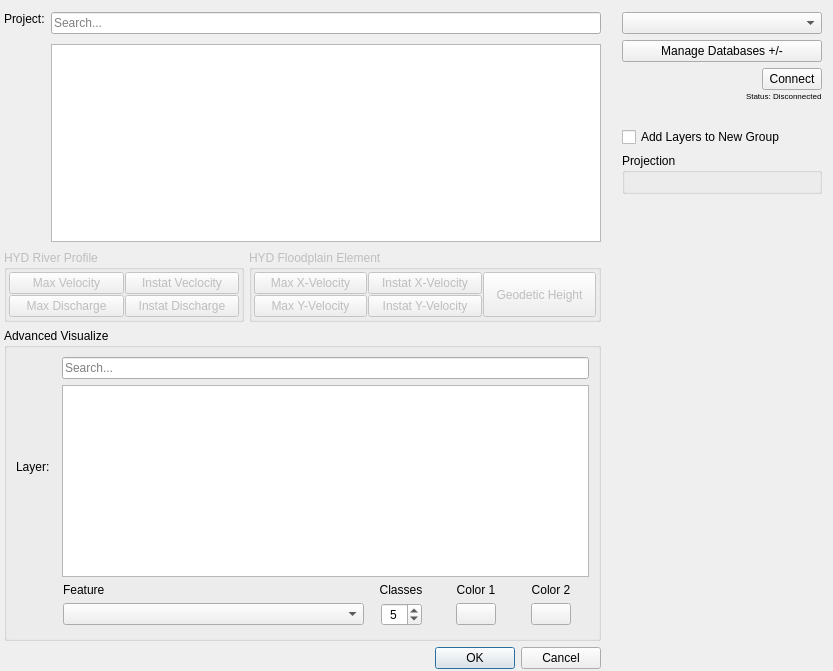
This is ui/ui_quick_visualize.ui in dabachma/promaides_gis_tools as Qt 5 draws it before an edit. The edited form follows.
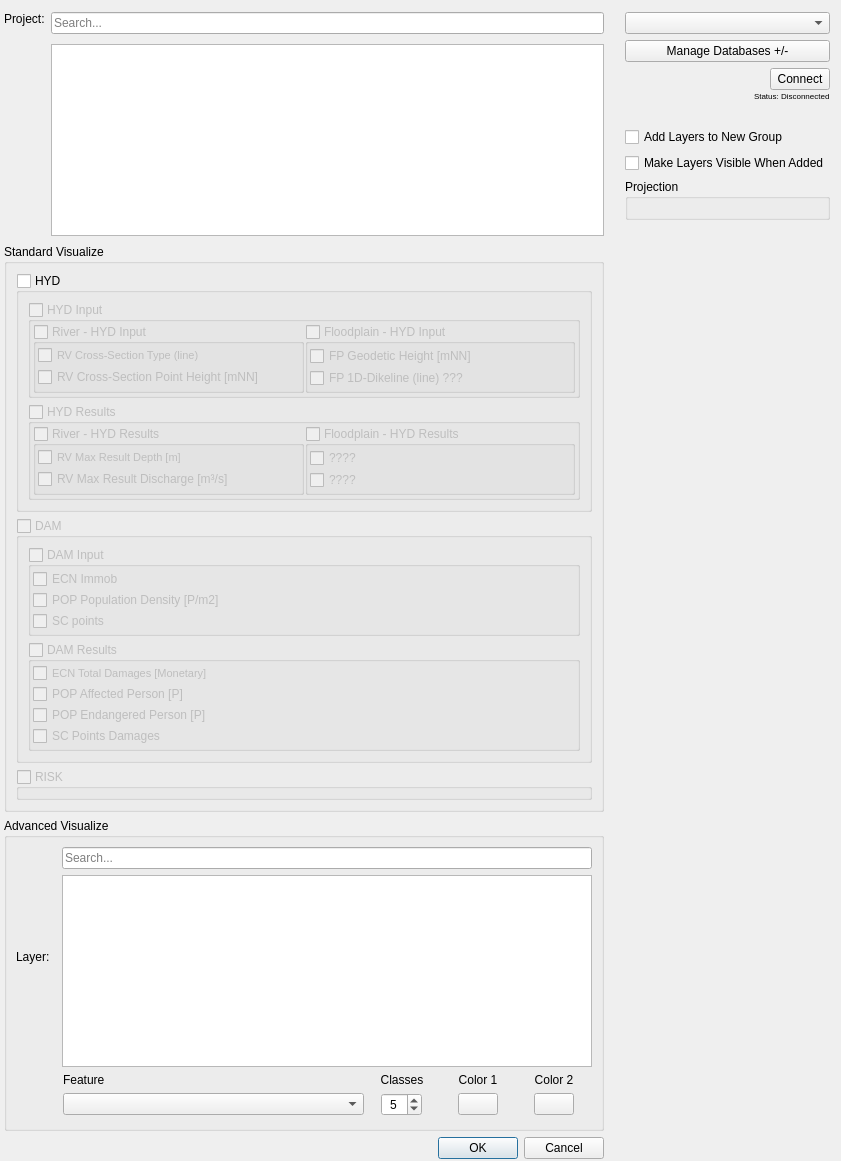
This is the edited form. Icons and pictures are not drawn. Custom widgets are drawn as their Qt base class.

Commit message: Added DAM and Risk to Quick Viz / still has many bugs

```diff
--- a/ui/ui_quick_visualize.ui
+++ b/ui/ui_quick_visualize.ui
@@ -12,8 +12,8 @@
    <rect>
     <x>0</x>
     <y>0</y>
-    <width>832</width>
-    <height>400</height>
+    <width>855</width>
+    <height>647</height>
    </rect>
   </property>
   <property name="sizePolicy">
@@ -65,312 +65,8 @@
    <property name="spacing">
     <number>6</number>
    </property>
-   <item row="19" column="0">
-    <widget class="QDialogButtonBox" name="button_box">
-     <property name="orientation">
-      <enum>Qt::Horizontal</enum>
-     </property>
-     <property name="standardButtons">
-      <set>QDialogButtonBox::Cancel|QDialogButtonBox::Ok</set>
-     </property>
-    </widget>
-   </item>
-   <item row="1" column="0">
-    <layout class="QHBoxLayout" name="horizontalLayout_2">
-     <property name="topMargin">
-      <number>10</number>
-     </property>
-     <property name="bottomMargin">
-      <number>2</number>
-     </property>
-     <item alignment="Qt::AlignTop">
-      <widget class="QLabel" name="project_label">
-       <property name="enabled">
-        <bool>true</bool>
-       </property>
-       <property name="minimumSize">
-        <size>
-         <width>40</width>
-         <height>15</height>
-        </size>
-       </property>
-       <property name="maximumSize">
-        <size>
-         <width>60</width>
-         <height>20</height>
-        </size>
-       </property>
-       <property name="toolTip">
-        <string/>
-       </property>
-       <property name="frameShape">
-        <enum>QFrame::NoFrame</enum>
-       </property>
-       <property name="text">
-        <string>Project:</string>
-       </property>
-       <property name="alignment">
-        <set>Qt::AlignLeading|Qt::AlignLeft|Qt::AlignTop</set>
-       </property>
-      </widget>
-     </item>
-     <item>
-      <layout class="QVBoxLayout" name="verticalLayout_2">
-       <property name="spacing">
-        <number>10</number>
-       </property>
-       <property name="sizeConstraint">
-        <enum>QLayout::SetDefaultConstraint</enum>
-       </property>
-       <property name="topMargin">
-        <number>0</number>
-       </property>
-       <item>
-        <widget class="QLineEdit" name="EditText_Search_Projects">
-         <property name="sizePolicy">
-          <sizepolicy hsizetype="Expanding" vsizetype="Fixed">
-           <horstretch>0</horstretch>
-           <verstretch>0</verstretch>
-          </sizepolicy>
-         </property>
-         <property name="toolTip">
-          <string>Search for project by their name</string>
-         </property>
-         <property name="placeholderText">
-          <string>Search...</string>
-         </property>
-        </widget>
-       </item>
-       <item>
-        <widget class="QListWidget" name="listView_Projects">
-         <property name="sizePolicy">
-          <sizepolicy hsizetype="Expanding" vsizetype="Minimum">
-           <horstretch>0</horstretch>
-           <verstretch>0</verstretch>
-          </sizepolicy>
-         </property>
-         <property name="minimumSize">
-          <size>
-           <width>550</width>
-           <height>100</height>
-          </size>
-         </property>
-         <property name="maximumSize">
-          <size>
-           <width>16777215</width>
-           <height>999999</height>
-          </size>
-         </property>
-         <property name="toolTip">
-          <string>Display results of project name search</string>
-         </property>
-         <property name="styleSheet">
-          <string notr="true">QListWidget::item:selected:!active {
-     foreground: #FFFFFF;
-    background: #0f81dc;
-}</string>
-         </property>
-         <property name="selectionBehavior">
-          <enum>QAbstractItemView::SelectRows</enum>
-         </property>
-         <property name="verticalScrollMode">
-          <enum>QAbstractItemView::ScrollPerPixel</enum>
-         </property>
-         <property name="horizontalScrollMode">
-          <enum>QAbstractItemView::ScrollPerPixel</enum>
-         </property>
-        </widget>
-       </item>
-      </layout>
-     </item>
-    </layout>
-   </item>
-   <item row="2" column="0">
-    <layout class="QHBoxLayout" name="hl_simple_option">
-     <property name="spacing">
-      <number>5</number>
-     </property>
-     <property name="topMargin">
-      <number>0</number>
-     </property>
-     <item>
-      <widget class="QGroupBox" name="group_river">
-       <property name="enabled">
-        <bool>false</bool>
-       </property>
-       <property name="sizePolicy">
-        <sizepolicy hsizetype="Minimum" vsizetype="Preferred">
-         <horstretch>0</horstretch>
-         <verstretch>0</verstretch>
-        </sizepolicy>
-       </property>
-       <property name="minimumSize">
-        <size>
-         <width>240</width>
-         <height>0</height>
-        </size>
-       </property>
-       <property name="title">
-        <string>HYD River Profile</string>
-       </property>
-       <property name="flat">
-        <bool>false</bool>
-       </property>
-       <property name="checkable">
-        <bool>false</bool>
-       </property>
-       <layout class="QGridLayout" name="gridLayout_4">
-        <property name="leftMargin">
-         <number>2</number>
-        </property>
-        <property name="topMargin">
-         <number>2</number>
-        </property>
-        <property name="rightMargin">
-         <number>2</number>
-        </property>
-        <property name="bottomMargin">
-         <number>2</number>
-        </property>
-        <property name="spacing">
-         <number>1</number>
-        </property>
-        <item row="0" column="0">
-         <widget class="QPushButton" name="bt_river_max_1">
-          <property name="text">
-           <string>Max Velocity</string>
-          </property>
-          <property name="checkable">
-           <bool>true</bool>
-          </property>
-         </widget>
-        </item>
-        <item row="0" column="1">
-         <widget class="QPushButton" name="bt_river_instat_1">
-          <property name="text">
-           <string>Instat Veclocity</string>
-          </property>
-          <property name="checkable">
-           <bool>true</bool>
-          </property>
-         </widget>
-        </item>
-        <item row="1" column="0">
-         <widget class="QPushButton" name="bt_river_max_2">
-          <property name="text">
-           <string>Max Discharge</string>
-          </property>
-          <property name="checkable">
-           <bool>true</bool>
-          </property>
-         </widget>
-        </item>
-        <item row="1" column="1">
-         <widget class="QPushButton" name="bt_river_instat_2">
-          <property name="text">
-           <string>Instat Discharge</string>
-          </property>
-          <property name="checkable">
-           <bool>true</bool>
-          </property>
-         </widget>
-        </item>
-       </layout>
-      </widget>
-     </item>
-     <item>
-      <widget class="QGroupBox" name="group_floodplain">
-       <property name="enabled">
-        <bool>false</bool>
-       </property>
-       <property name="sizePolicy">
-        <sizepolicy hsizetype="Expanding" vsizetype="Preferred">
-         <horstretch>0</horstretch>
-         <verstretch>0</verstretch>
-        </sizepolicy>
-       </property>
-       <property name="title">
-        <string>HYD Floodplain Element</string>
-       </property>
-       <layout class="QGridLayout" name="gridLayout_5">
-        <property name="leftMargin">
-         <number>2</number>
-        </property>
-        <property name="topMargin">
-         <number>2</number>
-        </property>
-        <property name="rightMargin">
-         <number>2</number>
-        </property>
-        <property name="bottomMargin">
-         <number>2</number>
-        </property>
-        <property name="spacing">
-         <number>1</number>
-        </property>
-        <item row="0" column="0">
-         <widget class="QPushButton" name="bt_floodplain_max_x">
-          <property name="text">
-           <string>Max X-Velocity</string>
-          </property>
-          <property name="checkable">
-           <bool>true</bool>
-          </property>
-         </widget>
-        </item>
-        <item row="1" column="1">
-         <widget class="QPushButton" name="bt_floodplain_instat_y">
-          <property name="text">
-           <string>Instat Y-Velocity</string>
-          </property>
-          <property name="checkable">
-           <bool>true</bool>
-          </property>
-         </widget>
-        </item>
-        <item row="0" column="1">
-         <widget class="QPushButton" name="bt_floodplain_instat_x">
-          <property name="text">
-           <string>Instat X-Velocity</string>
-          </property>
-          <property name="checkable">
-           <bool>true</bool>
-          </property>
-         </widget>
-        </item>
-        <item row="1" column="0">
-         <widget class="QPushButton" name="bt_floodplain_max_y">
-          <property name="text">
-           <string>Max Y-Velocity</string>
-          </property>
-          <property name="checkable">
-           <bool>true</bool>
-          </property>
-         </widget>
-        </item>
-        <item row="0" column="2" rowspan="2">
-         <widget class="QPushButton" name="bt_floodplain_goedetic">
-          <property name="sizePolicy">
-           <sizepolicy hsizetype="Minimum" vsizetype="MinimumExpanding">
-            <horstretch>0</horstretch>
-            <verstretch>0</verstretch>
-           </sizepolicy>
-          </property>
-          <property name="text">
-           <string>Geodetic Height</string>
-          </property>
-          <property name="checkable">
-           <bool>true</bool>
-          </property>
-         </widget>
-        </item>
-       </layout>
-      </widget>
-     </item>
-    </layout>
-   </item>
-   <item row="1" column="1">
-    <layout class="QVBoxLayout" name="verticalLayout">
+   <item row="2" column="1">
+    <layout class="QVBoxLayout" name="RightToolbar">
      <property name="sizeConstraint">
       <enum>QLayout::SetDefaultConstraint</enum>
      </property>
@@ -499,6 +195,13 @@
        </property>
       </widget>
      </item>
+     <item>
+      <widget class="QCheckBox" name="cb_layervisible">
+       <property name="text">
+        <string>Make Layers Visible When Added</string>
+       </property>
+      </widget>
+     </item>
      <item>
       <widget class="QgsCollapsibleGroupBox" name="mGroupBox">
        <property name="title">
@@ -521,8 +224,52 @@
        </layout>
       </widget>
      </item>
+     <item alignment="Qt::AlignHCenter">
+      <widget class="QPushButton" name="HelpButton">
+       <property name="sizePolicy">
+        <sizepolicy hsizetype="Expanding" vsizetype="Fixed">
+         <horstretch>0</horstretch>
+         <verstretch>0</verstretch>
+        </sizepolicy>
+       </property>
+       <property name="maximumSize">
+        <size>
+         <width>80</width>
+         <height>50</height>
+        </size>
+       </property>
+       <property name="layoutDirection">
+        <enum>Qt::LeftToRight</enum>
+       </property>
+       <property name="styleSheet">
+        <string notr="true">QPushButton {
+    color: #333;
+    border: 0px solid #555;
+    border-radius: 0px;
+    border-style: outset;
+    background: transparent;
+    padding: 5px;
+    }
+
+</string>
+       </property>
+       <property name="text">
+        <string/>
+       </property>
+       <property name="icon">
+        <iconset>
+         <normaloff>../icons/HelpButton.png</normaloff>../icons/HelpButton.png</iconset>
+       </property>
+       <property name="iconSize">
+        <size>
+         <width>25</width>
+         <height>25</height>
+        </size>
+       </property>
+      </widget>
+     </item>
      <item>
-      <spacer name="verticalSpacer_2">
+      <spacer name="verticalSpacer_3">
        <property name="orientation">
         <enum>Qt::Vertical</enum>
        </property>
@@ -536,8 +283,676 @@
      </item>
     </layout>
    </item>
-   <item row="5" column="0">
+   <item row="2" column="0">
+    <layout class="QVBoxLayout" name="LeftOptionsLayout">
+     <property name="bottomMargin">
+      <number>0</number>
+     </property>
+     <item>
+      <layout class="QHBoxLayout" name="ProjectSearchLayout">
+       <property name="topMargin">
+        <number>10</number>
+       </property>
+       <property name="bottomMargin">
+        <number>2</number>
+       </property>
+       <item alignment="Qt::AlignTop">
+        <widget class="QLabel" name="project_label">
+         <property name="enabled">
+          <bool>true</bool>
+         </property>
+         <property name="minimumSize">
+          <size>
+           <width>40</width>
+           <height>15</height>
+          </size>
+         </property>
+         <property name="maximumSize">
+          <size>
+           <width>60</width>
+           <height>20</height>
+          </size>
+         </property>
+         <property name="toolTip">
+          <string/>
+         </property>
+         <property name="frameShape">
+          <enum>QFrame::NoFrame</enum>
+         </property>
+         <property name="text">
+          <string>Project:</string>
+         </property>
+         <property name="alignment">
+          <set>Qt::AlignLeading|Qt::AlignLeft|Qt::AlignTop</set>
+         </property>
+        </widget>
+       </item>
+       <item>
+        <layout class="QVBoxLayout" name="verticalLayout_2">
+         <property name="spacing">
+          <number>10</number>
+         </property>
+         <property name="sizeConstraint">
+          <enum>QLayout::SetDefaultConstraint</enum>
+         </property>
+         <property name="topMargin">
+          <number>0</number>
+         </property>
+         <item>
+          <widget class="QLineEdit" name="EditText_Search_Projects">
+           <property name="sizePolicy">
+            <sizepolicy hsizetype="Expanding" vsizetype="Fixed">
+             <horstretch>0</horstretch>
+             <verstretch>0</verstretch>
+            </sizepolicy>
+           </property>
+           <property name="toolTip">
+            <string>Search for project by their name</string>
+           </property>
+           <property name="placeholderText">
+            <string>Search...</string>
+           </property>
+          </widget>
+         </item>
+         <item>
+          <widget class="QListWidget" name="listView_Projects">
+           <property name="sizePolicy">
+            <sizepolicy hsizetype="Expanding" vsizetype="Minimum">
+             <horstretch>0</horstretch>
+             <verstretch>0</verstretch>
+            </sizepolicy>
+           </property>
+           <property name="minimumSize">
+            <size>
+             <width>500</width>
+             <height>100</height>
+            </size>
+           </property>
+           <property name="maximumSize">
+            <size>
+             <width>16777215</width>
+             <height>999999</height>
+            </size>
+           </property>
+           <property name="toolTip">
+            <string>Display results of project name search</string>
+           </property>
+           <property name="styleSheet">
+            <string notr="true">QListWidget::item:selected:!active {
+     foreground: #FFFFFF;
+    background: #0f81dc;
+}</string>
+           </property>
+           <property name="selectionBehavior">
+            <enum>QAbstractItemView::SelectRows</enum>
+           </property>
+           <property name="verticalScrollMode">
+            <enum>QAbstractItemView::ScrollPerPixel</enum>
+           </property>
+           <property name="horizontalScrollMode">
+            <enum>QAbstractItemView::ScrollPerPixel</enum>
+           </property>
+          </widget>
+         </item>
+        </layout>
+       </item>
+      </layout>
+     </item>
+     <item>
+      <widget class="QgsCollapsibleGroupBox" name="groupbox_StandardViz">
+       <property name="enabled">
+        <bool>true</bool>
+       </property>
+       <property name="minimumSize">
+        <size>
+         <width>600</width>
+         <height>0</height>
+        </size>
+       </property>
+       <property name="title">
+        <string>Standard Visualize</string>
+       </property>
+       <property name="collapsed">
+        <bool>false</bool>
+       </property>
+       <property name="saveCollapsedState">
+        <bool>false</bool>
+       </property>
+       <layout class="QGridLayout" name="gridLayout_7">
+        <item row="2" column="0">
+         <widget class="QgsCollapsibleGroupBox" name="RISK_Standard_Group">
+          <property name="enabled">
+           <bool>false</bool>
+          </property>
+          <property name="title">
+           <string>RISK</string>
+          </property>
+          <property name="checkable">
+           <bool>true</bool>
+          </property>
+          <property name="checked">
+           <bool>false</bool>
+          </property>
+          <property name="collapsed">
+           <bool>true</bool>
+          </property>
+          <property name="saveCollapsedState">
+           <bool>false</bool>
+          </property>
+         </widget>
+        </item>
+        <item row="1" column="0">
+         <widget class="QgsCollapsibleGroupBox" name="DAM_Standard_Group">
+          <property name="enabled">
+           <bool>false</bool>
+          </property>
+          <property name="title">
+           <string>DAM</string>
+          </property>
+          <property name="checkable">
+           <bool>true</bool>
+          </property>
+          <property name="checked">
+           <bool>false</bool>
+          </property>
+          <property name="collapsed">
+           <bool>true</bool>
+          </property>
+          <property name="saveCollapsedState">
+           <bool>false</bool>
+          </property>
+          <layout class="QVBoxLayout" name="verticalLayout_13">
+           <item>
+            <widget class="QGroupBox" name="DAM_INPUT">
+             <property name="enabled">
+              <bool>false</bool>
+             </property>
+             <property name="sizePolicy">
+              <sizepolicy hsizetype="Expanding" vsizetype="Preferred">
+               <horstretch>0</horstretch>
+               <verstretch>0</verstretch>
+              </sizepolicy>
+             </property>
+             <property name="title">
+              <string>DAM Input</string>
+             </property>
+             <property name="checkable">
+              <bool>true</bool>
+             </property>
+             <property name="checked">
+              <bool>false</bool>
+             </property>
+             <layout class="QVBoxLayout" name="verticalLayout_14">
+              <property name="spacing">
+               <number>1</number>
+              </property>
+              <property name="leftMargin">
+               <number>2</number>
+              </property>
+              <property name="topMargin">
+               <number>2</number>
+              </property>
+              <property name="rightMargin">
+               <number>2</number>
+              </property>
+              <property name="bottomMargin">
+               <number>2</number>
+              </property>
+              <item>
+               <widget class="QCheckBox" name="cb_dam_ecn_imm">
+                <property name="text">
+                 <string>ECN Immob</string>
+                </property>
+                <property name="tristate">
+                 <bool>false</bool>
+                </property>
+               </widget>
+              </item>
+              <item>
+               <widget class="QCheckBox" name="cb_dam_in_pop">
+                <property name="text">
+                 <string>POP Population Density [P/m2]</string>
+                </property>
+                <property name="tristate">
+                 <bool>false</bool>
+                </property>
+               </widget>
+              </item>
+              <item>
+               <widget class="QCheckBox" name="cb_dam_scpoints">
+                <property name="text">
+                 <string>SC points</string>
+                </property>
+               </widget>
+              </item>
+             </layout>
+            </widget>
+           </item>
+           <item>
+            <widget class="QGroupBox" name="Dam_RESULTS">
+             <property name="enabled">
+              <bool>false</bool>
+             </property>
+             <property name="sizePolicy">
+              <sizepolicy hsizetype="Expanding" vsizetype="Preferred">
+               <horstretch>0</horstretch>
+               <verstretch>0</verstretch>
+              </sizepolicy>
+             </property>
+             <property name="title">
+              <string>DAM Results</string>
+             </property>
+             <property name="checkable">
+              <bool>true</bool>
+             </property>
+             <property name="checked">
+              <bool>false</bool>
+             </property>
+             <layout class="QGridLayout" name="gridLayout_10">
+              <property name="leftMargin">
+               <number>2</number>
+              </property>
+              <property name="topMargin">
+               <number>2</number>
+              </property>
+              <property name="rightMargin">
+               <number>2</number>
+              </property>
+              <property name="bottomMargin">
+               <number>2</number>
+              </property>
+              <property name="spacing">
+               <number>1</number>
+              </property>
+              <item row="0" column="0">
+               <widget class="QCheckBox" name="cb_dam_ecn_total">
+                <property name="font">
+                 <font>
+                  <pointsize>8</pointsize>
+                 </font>
+                </property>
+                <property name="text">
+                 <string>ECN Total Damages [Monetary]</string>
+                </property>
+                <property name="tristate">
+                 <bool>false</bool>
+                </property>
+               </widget>
+              </item>
+              <item row="3" column="0">
+               <widget class="QCheckBox" name="cb_dam_sc_points_damages">
+                <property name="text">
+                 <string>SC Points Damages</string>
+                </property>
+               </widget>
+              </item>
+              <item row="1" column="0">
+               <widget class="QCheckBox" name="cb_dam_pop_affected">
+                <property name="text">
+                 <string>POP Affected Person [P]</string>
+                </property>
+               </widget>
+              </item>
+              <item row="2" column="0">
+               <widget class="QCheckBox" name="cb_dam_pop_endangered">
+                <property name="text">
+                 <string>POP Endangered Person [P]</string>
+                </property>
+               </widget>
+              </item>
+             </layout>
+            </widget>
+           </item>
+          </layout>
+         </widget>
+        </item>
+        <item row="0" column="0">
+         <widget class="QgsCollapsibleGroupBox" name="HYD_Standard_Group">
+          <property name="enabled">
+           <bool>true</bool>
+          </property>
+          <property name="title">
+           <string>HYD</string>
+          </property>
+          <property name="checkable">
+           <bool>true</bool>
+          </property>
+          <property name="checked">
+           <bool>false</bool>
+          </property>
+          <property name="collapsed">
+           <bool>false</bool>
+          </property>
+          <property name="saveCollapsedState">
+           <bool>false</bool>
+          </property>
+          <layout class="QVBoxLayout" name="verticalLayout">
+           <item>
+            <widget class="QGroupBox" name="HYD_INPUT">
+             <property name="enabled">
+              <bool>true</bool>
+             </property>
+             <property name="sizePolicy">
+              <sizepolicy hsizetype="Expanding" vsizetype="Preferred">
+               <horstretch>0</horstretch>
+               <verstretch>0</verstretch>
+              </sizepolicy>
+             </property>
+             <property name="title">
+              <string>HYD Input</string>
+             </property>
+             <property name="checkable">
+              <bool>true</bool>
+             </property>
+             <property name="checked">
+              <bool>false</bool>
+             </property>
+             <layout class="QGridLayout" name="gridLayout_5">
+              <property name="leftMargin">
+               <number>2</number>
+              </property>
+              <property name="topMargin">
+               <number>2</number>
+              </property>
+              <property name="rightMargin">
+               <number>2</number>
+              </property>
+              <property name="bottomMargin">
+               <number>2</number>
+              </property>
+              <property name="spacing">
+               <number>1</number>
+              </property>
+              <item row="0" column="0">
+               <widget class="QGroupBox" name="HYD_IN_RV">
+                <property name="enabled">
+                 <bool>true</bool>
+                </property>
+                <property name="styleSheet">
+                 <string notr="true"/>
+                </property>
+                <property name="title">
+                 <string>River - HYD Input</string>
+                </property>
+                <property name="checkable">
+                 <bool>true</bool>
+                </property>
+                <property name="checked">
+                 <bool>false</bool>
+                </property>
+                <layout class="QVBoxLayout" name="verticalLayout_5">
+                 <property name="spacing">
+                  <number>2</number>
+                 </property>
+                 <property name="leftMargin">
+                  <number>2</number>
+                 </property>
+                 <property name="topMargin">
+                  <number>2</number>
+                 </property>
+                 <property name="rightMargin">
+                  <number>2</number>
+                 </property>
+                 <property name="bottomMargin">
+                  <number>2</number>
+                 </property>
+                 <item>
+                  <widget class="QCheckBox" name="hyd_in_rv_1">
+                   <property name="enabled">
+                    <bool>false</bool>
+                   </property>
+                   <property name="font">
+                    <font>
+                     <pointsize>8</pointsize>
+                    </font>
+                   </property>
+                   <property name="text">
+                    <string>RV Cross-Section Type (line)</string>
+                   </property>
+                   <property name="tristate">
+                    <bool>false</bool>
+                   </property>
+                  </widget>
+                 </item>
+                 <item>
+                  <widget class="QCheckBox" name="hyd_in_rv_2">
+                   <property name="text">
+                    <string>RV Cross-Section Point Height [mNN]</string>
+                   </property>
+                   <property name="tristate">
+                    <bool>false</bool>
+                   </property>
+                  </widget>
+                 </item>
+                </layout>
+               </widget>
+              </item>
+              <item row="0" column="1">
+               <widget class="QGroupBox" name="HYD_IN_FD">
+                <property name="title">
+                 <string>Floodplain - HYD Input</string>
+                </property>
+                <property name="checkable">
+                 <bool>true</bool>
+                </property>
+                <property name="checked">
+                 <bool>false</bool>
+                </property>
+                <layout class="QVBoxLayout" name="verticalLayout_6">
+                 <property name="spacing">
+                  <number>2</number>
+                 </property>
+                 <property name="leftMargin">
+                  <number>2</number>
+                 </property>
+                 <property name="topMargin">
+                  <number>2</number>
+                 </property>
+                 <property name="rightMargin">
+                  <number>2</number>
+                 </property>
+                 <property name="bottomMargin">
+                  <number>2</number>
+                 </property>
+                 <item>
+                  <widget class="QCheckBox" name="hyd_in_fd_1">
+                   <property name="text">
+                    <string>FP Geodetic Height [mNN]</string>
+                   </property>
+                   <property name="tristate">
+                    <bool>false</bool>
+                   </property>
+                  </widget>
+                 </item>
+                 <item>
+                  <widget class="QCheckBox" name="hyd_in_fd_2">
+                   <property name="text">
+                    <string>FP 1D-Dikeline (line) ???</string>
+                   </property>
+                   <property name="tristate">
+                    <bool>false</bool>
+                   </property>
+                  </widget>
+                 </item>
+                </layout>
+               </widget>
+              </item>
+             </layout>
+            </widget>
+           </item>
+           <item>
+            <widget class="QGroupBox" name="HYD_RESULTS">
+             <property name="enabled">
+              <bool>false</bool>
+             </property>
+             <property name="sizePolicy">
+              <sizepolicy hsizetype="Expanding" vsizetype="Preferred">
+               <horstretch>0</horstretch>
+               <verstretch>0</verstretch>
+              </sizepolicy>
+             </property>
+             <property name="title">
+              <string>HYD Results</string>
+             </property>
+             <property name="checkable">
+              <bool>true</bool>
+             </property>
+             <property name="checked">
+              <bool>false</bool>
+             </property>
+             <layout class="QGridLayout" name="gridLayout_8">
+              <property name="leftMargin">
+               <number>2</number>
+              </property>
+              <property name="topMargin">
+               <number>2</number>
+              </property>
+              <property name="rightMargin">
+               <number>2</number>
+              </property>
+              <property name="bottomMargin">
+               <number>2</number>
+              </property>
+              <property name="spacing">
+               <number>1</number>
+              </property>
+              <item row="0" column="0">
+               <widget class="QGroupBox" name="HYD_RE_RV">
+                <property name="enabled">
+                 <bool>false</bool>
+                </property>
+                <property name="styleSheet">
+                 <string notr="true"/>
+                </property>
+                <property name="title">
+                 <string>River - HYD Results</string>
+                </property>
+                <property name="checkable">
+                 <bool>true</bool>
+                </property>
+                <property name="checked">
+                 <bool>false</bool>
+                </property>
+                <layout class="QVBoxLayout" name="verticalLayout_7">
+                 <property name="spacing">
+                  <number>2</number>
+                 </property>
+                 <property name="leftMargin">
+                  <number>2</number>
+                 </property>
+                 <property name="topMargin">
+                  <number>2</number>
+                 </property>
+                 <property name="rightMargin">
+                  <number>2</number>
+                 </property>
+                 <property name="bottomMargin">
+                  <number>2</number>
+                 </property>
+                 <item>
+                  <widget class="QCheckBox" name="hyd_re_rv_1">
+                   <property name="enabled">
+                    <bool>false</bool>
+                   </property>
+                   <property name="font">
+                    <font>
+                     <pointsize>8</pointsize>
+                    </font>
+                   </property>
+                   <property name="text">
+                    <string>RV Max Result Depth [m]</string>
+                   </property>
+                   <property name="tristate">
+                    <bool>false</bool>
+                   </property>
+                  </widget>
+                 </item>
+                 <item>
+                  <widget class="QCheckBox" name="hyd_re_rv_2">
+                   <property name="text">
+                    <string>RV Max Result Discharge [m³/s]</string>
+                   </property>
+                   <property name="tristate">
+                    <bool>false</bool>
+                   </property>
+                  </widget>
+                 </item>
+                </layout>
+               </widget>
+              </item>
+              <item row="0" column="1">
+               <widget class="QGroupBox" name="HYD_RE_FD">
+                <property name="enabled">
+                 <bool>false</bool>
+                </property>
+                <property name="title">
+                 <string>Floodplain - HYD Results</string>
+                </property>
+                <property name="checkable">
+                 <bool>true</bool>
+                </property>
+                <property name="checked">
+                 <bool>false</bool>
+                </property>
+                <layout class="QVBoxLayout" name="verticalLayout_8">
+                 <property name="spacing">
+                  <number>2</number>
+                 </property>
+                 <property name="leftMargin">
+                  <number>2</number>
+                 </property>
+                 <property name="topMargin">
+                  <number>2</number>
+                 </property>
+                 <property name="rightMargin">
+                  <number>2</number>
+                 </property>
+                 <property name="bottomMargin">
+                  <number>2</number>
+                 </property>
+                 <item>
+                  <widget class="QCheckBox" name="hyd_re_fd_1">
+                   <property name="enabled">
+                    <bool>false</bool>
+                   </property>
+                   <property name="text">
+                    <string>????</string>
+                   </property>
+                   <property name="tristate">
+                    <bool>false</bool>
+                   </property>
+                  </widget>
+                 </item>
+                 <item>
+                  <widget class="QCheckBox" name="hyd_re_fd_2">
+                   <property name="enabled">
+                    <bool>false</bool>
+                   </property>
+                   <property name="text">
+                    <string>????</string>
+                   </property>
+                   <property name="tristate">
+                    <bool>false</bool>
+                   </property>
+                  </widget>
+                 </item>
+                </layout>
+               </widget>
+              </item>
+             </layout>
+            </widget>
+           </item>
+          </layout>
+         </widget>
+        </item>
+       </layout>
+      </widget>
+     </item>
+     <item alignment="Qt::AlignTop">
     <widget class="QgsCollapsibleGroupBox" name="groupBox_main">
+       <property name="enabled">
+        <bool>true</bool>
+       </property>
      <property name="minimumSize">
       <size>
        <width>0</width>
@@ -805,47 +1220,15 @@
      </layout>
     </widget>
    </item>
-   <item row="2" column="1" alignment="Qt::AlignHCenter">
-    <widget class="QPushButton" name="HelpButton">
-     <property name="sizePolicy">
-      <sizepolicy hsizetype="Expanding" vsizetype="Fixed">
-       <horstretch>0</horstretch>
-       <verstretch>0</verstretch>
-      </sizepolicy>
+    </layout>
+   </item>
+   <item row="21" column="0">
+    <widget class="QDialogButtonBox" name="button_box">
+     <property name="orientation">
+      <enum>Qt::Horizontal</enum>
      </property>
-     <property name="maximumSize">
-      <size>
-       <width>80</width>
-       <height>50</height>
-      </size>
-     </property>
-     <property name="layoutDirection">
-      <enum>Qt::LeftToRight</enum>
-     </property>
-     <property name="styleSheet">
-      <string notr="true">QPushButton {
-    color: #333;
-    border: 0px solid #555;
-    border-radius: 0px;
-    border-style: outset;
-    background: transparent;
-    padding: 5px;
-    }
-
-</string>
-     </property>
-     <property name="text">
-      <string/>
-     </property>
-     <property name="icon">
-      <iconset>
-       <normaloff>../icons/HelpButton.png</normaloff>../icons/HelpButton.png</iconset>
-     </property>
-     <property name="iconSize">
-      <size>
-       <width>25</width>
-       <height>25</height>
-      </size>
+     <property name="standardButtons">
+      <set>QDialogButtonBox::Cancel|QDialogButtonBox::Ok</set>
      </property>
     </widget>
    </item>
```
Lines whose indentation alone changed are shown as unchanged. The commit also changes 1 other file.
